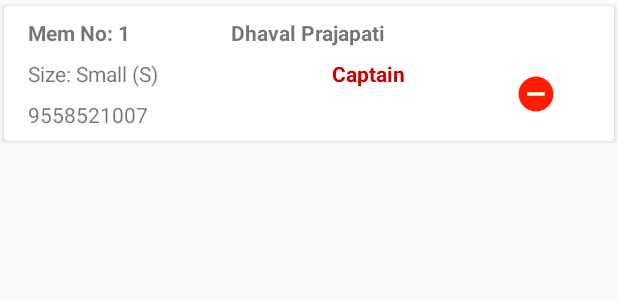
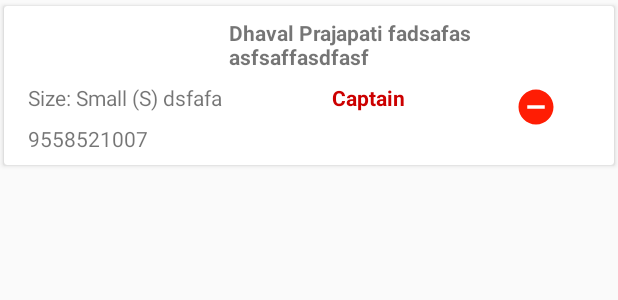
Before and after one commit to Neerav006/12gor, an Android app: the layout row_add_member_list.xml on its own in the app's theme, with its tools: preview values and no code run, on a phone screen of 412 x 824 dp. Shown: the top 300 px of the screen. Run offline under Robolectric (Android 15) with nearby library versions, the phone set to English and light mode, and no system bars.

Commit message:
add team member layout changed

```diff
--- a/app/src/main/java/com/bargor/samaj/fragment/TeamListFragment.kt
+++ b/app/src/main/java/com/bargor/samaj/fragment/TeamListFragment.kt
@@ -165,7 +165,8 @@ class TeamListFragment:Fragment() {
         // Replace the contents of a view (invoked by the layout manager)
         override fun onBindViewHolder(viewHolder: ViewHolder, position: Int) {
 
-            viewHolder.tvMemNo.text = "Team Name: ".plus(dataSet[position].teamName)
+            viewHolder.tvMemNo.text = "Team Name: "
+            viewHolder.tvMemberName.text = dataSet[position].teamName
             viewHolder.tvSize.text = dataSet[position].gameName
             viewHolder.tvRole.text = "Caption:".plus(dataSet[position].capName)
 
--- a/app/src/main/res/layout/row_add_member_list.xml
+++ b/app/src/main/res/layout/row_add_member_list.xml
@@ -23,21 +23,20 @@
             app:layout_constraintEnd_toStartOf="@+id/tvMemberName"
             app:layout_constraintHorizontal_weight="1"
             app:layout_constraintStart_toStartOf="parent"
-            app:layout_constraintTop_toTopOf="parent"
-            tools:text="Mem No: 1" />
+            app:layout_constraintTop_toTopOf="parent" />
 
         <TextView
             android:id="@+id/tvMemberName"
             android:layout_width="0dp"
             android:layout_height="wrap_content"
-            android:layout_marginStart="16dp"
+            android:layout_marginStart="14dp"
             android:layout_marginEnd="16dp"
             android:textStyle="bold"
             app:layout_constraintBaseline_toBaselineOf="@+id/tvMemNo"
             app:layout_constraintEnd_toEndOf="parent"
             app:layout_constraintHorizontal_weight="2"
             app:layout_constraintStart_toEndOf="@+id/tvMemNo"
-            tools:text="Dhaval Prajapati" />
+            tools:text="Dhaval Prajapati fadsafas asfsaffasdfasf" />
 
         <TextView
             android:id="@+id/tvSize"
@@ -48,8 +47,8 @@
             app:layout_constraintEnd_toStartOf="@+id/tvRole"
             app:layout_constraintHorizontal_weight="2"
             app:layout_constraintStart_toStartOf="parent"
-            app:layout_constraintTop_toBottomOf="@+id/tvMemNo"
-            tools:text="Size: Small (S)" />
+            app:layout_constraintTop_toBottomOf="@+id/tvMemberName"
+            tools:text="Size: Small (S) dsfafa" />
 
         <ImageView
             android:id="@+id/ivRemove"
@@ -57,10 +56,8 @@
             android:layout_height="32dp"
             android:layout_marginTop="8dp"
             android:layout_marginEnd="16dp"
-            android:layout_marginBottom="8dp"
             android:padding="2dp"
             android:src="@drawable/ic_remove_circle_black_24dp"
-            app:layout_constraintBottom_toBottomOf="parent"
             app:layout_constraintEnd_toEndOf="parent"
             app:layout_constraintHorizontal_weight="1"
             app:layout_constraintStart_toEndOf="@+id/tvRole"
@@ -70,14 +67,13 @@
             android:id="@+id/tvRole"
             android:layout_width="0dp"
             android:layout_height="wrap_content"
-            android:layout_marginTop="8dp"
             android:textAlignment="center"
             android:textColor="@android:color/holo_red_dark"
             android:textStyle="bold"
+            app:layout_constraintBaseline_toBaselineOf="@+id/tvSize"
             app:layout_constraintEnd_toStartOf="@+id/ivRemove"
             app:layout_constraintHorizontal_weight="2"
             app:layout_constraintStart_toEndOf="@+id/tvSize"
-            app:layout_constraintTop_toBottomOf="@+id/tvMemberName"
             tools:text="Captain" />
 
         <TextView
```
